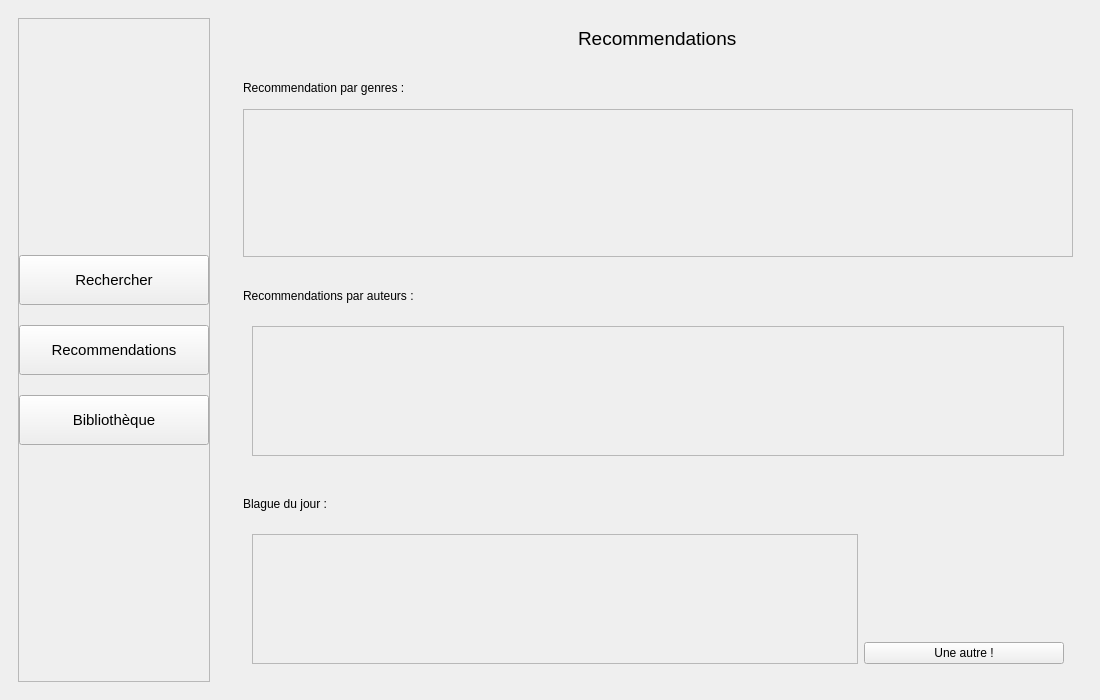
This is src/ui/MainWindow.ui in Didiloy/python_librairy_app as Qt 5 draws it before an edit. The edited form follows.
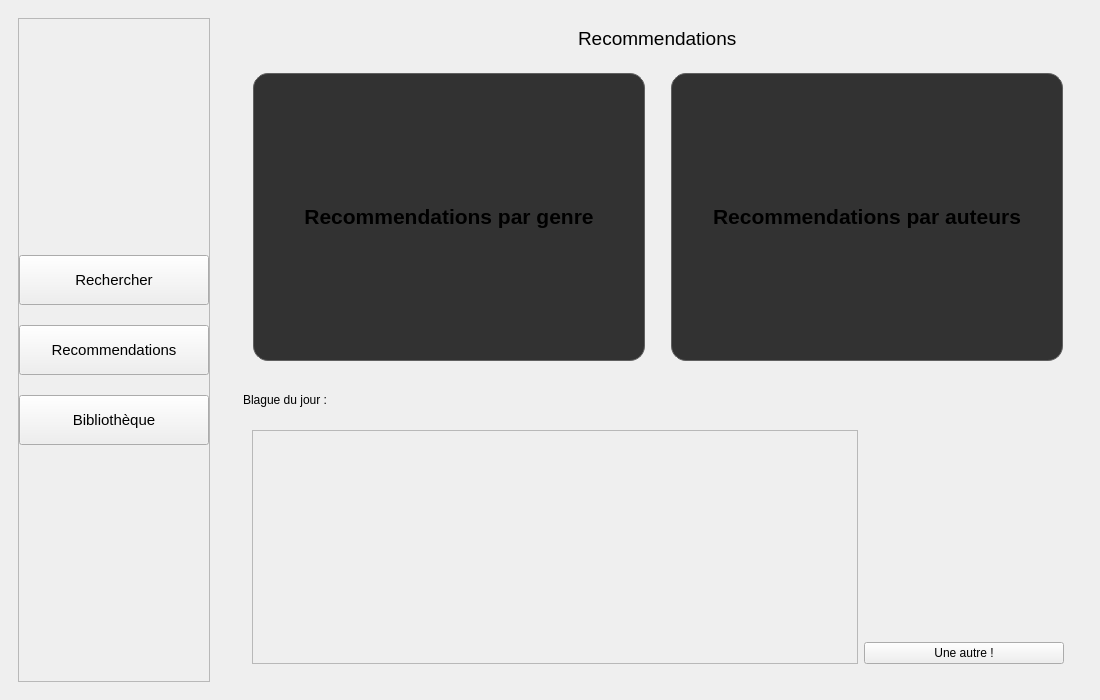
This is the edited form. The open tabs and pages were chosen to show the change. Icons and pictures are not drawn.

Commit message: modify: changement de l'affichage du panel des recommandations. Ajout de boutons pour les recommendations par genre et par auteur

Patch:
```diff
--- a/src/ui/MainWindow.ui
+++ b/src/ui/MainWindow.ui
@@ -459,123 +459,7 @@
             </property>
            </widget>
           </item>
-          <item row="1" column="0">
-           <widget class="QWidget" name="widgetRecommendationGenre" native="true">
-            <layout class="QVBoxLayout" name="verticalLayout_12">
-             <item>
-              <widget class="QLabel" name="labelRecommendationParGenre">
-               <property name="sizePolicy">
-                <sizepolicy hsizetype="Preferred" vsizetype="Maximum">
-                 <horstretch>0</horstretch>
-                 <verstretch>0</verstretch>
-                </sizepolicy>
-               </property>
-               <property name="maximumSize">
-                <size>
-                 <width>16777215</width>
-                 <height>30</height>
-                </size>
-               </property>
-               <property name="text">
-                <string>Recommendation par genres :</string>
-               </property>
-              </widget>
-             </item>
-             <item>
-              <widget class="QScrollArea" name="scrollAreaRecommendationGenre">
-               <property name="sizePolicy">
-                <sizepolicy hsizetype="Preferred" vsizetype="Preferred">
-                 <horstretch>0</horstretch>
-                 <verstretch>0</verstretch>
-                </sizepolicy>
-               </property>
-               <property name="maximumSize">
-                <size>
-                 <width>16777215</width>
-                 <height>150</height>
-                </size>
-               </property>
-               <property name="widgetResizable">
-                <bool>true</bool>
-               </property>
-               <widget class="QWidget" name="scrollAreaRecommendationGenreContent">
-                <property name="geometry">
-                 <rect>
-                  <x>0</x>
-                  <y>0</y>
-                  <width>826</width>
-                  <height>145</height>
-                 </rect>
-                </property>
-                <layout class="QGridLayout" name="gridLayout_4"/>
-               </widget>
-              </widget>
-             </item>
-            </layout>
-           </widget>
-          </item>
           <item row="2" column="0">
-           <widget class="QWidget" name="widgetRecommendationParAuteur" native="true">
-            <layout class="QVBoxLayout" name="verticalLayout_11">
-             <item>
-              <widget class="QLabel" name="label">
-               <property name="sizePolicy">
-                <sizepolicy hsizetype="Preferred" vsizetype="Maximum">
-                 <horstretch>0</horstretch>
-                 <verstretch>0</verstretch>
-                </sizepolicy>
-               </property>
-               <property name="maximumSize">
-                <size>
-                 <width>16777215</width>
-                 <height>30</height>
-                </size>
-               </property>
-               <property name="text">
-                <string>Recommendations par auteurs :</string>
-               </property>
-              </widget>
-             </item>
-             <item>
-              <widget class="QWidget" name="widgetCrollAreaRecommendationAuteur" native="true">
-               <layout class="QHBoxLayout" name="horizontalLayout_3">
-                <item>
-                 <widget class="QScrollArea" name="scrollAreaRecommendationAuteur">
-                  <property name="sizePolicy">
-                   <sizepolicy hsizetype="Expanding" vsizetype="Maximum">
-                    <horstretch>0</horstretch>
-                    <verstretch>0</verstretch>
-                   </sizepolicy>
-                  </property>
-                  <property name="maximumSize">
-                   <size>
-                    <width>16777215</width>
-                    <height>150</height>
-                   </size>
-                  </property>
-                  <property name="widgetResizable">
-                   <bool>true</bool>
-                  </property>
-                  <widget class="QWidget" name="scrollAreaRecommendationAuteurContent">
-                   <property name="geometry">
-                    <rect>
-                     <x>0</x>
-                     <y>0</y>
-                     <width>808</width>
-                     <height>128</height>
-                    </rect>
-                   </property>
-                   <layout class="QGridLayout" name="gridLayout_3"/>
-                  </widget>
-                 </widget>
-                </item>
-               </layout>
-              </widget>
-             </item>
-            </layout>
-           </widget>
-          </item>
-          <item row="3" column="0">
            <widget class="QWidget" name="widgetBlague" native="true">
             <property name="sizePolicy">
              <sizepolicy hsizetype="Preferred" vsizetype="Preferred">
@@ -635,7 +519,7 @@
                      <x>0</x>
                      <y>0</y>
                      <width>602</width>
-                     <height>127</height>
+                     <height>231</height>
                     </rect>
                    </property>
                    <layout class="QGridLayout" name="gridLayout_6">
@@ -699,6 +583,128 @@
             </layout>
            </widget>
           </item>
+          <item row="1" column="0">
+           <widget class="QWidget" name="widgetFramesRecommendations" native="true">
+            <layout class="QGridLayout" name="gridLayout_3">
+             <item row="0" column="0">
+              <widget class="QFrame" name="frameRecommendationGenre">
+               <property name="styleSheet">
+                <string notr="true">QFrame {
+	border: 1px solid #606060;
+	border-radius: 15px;
+	background-color: #323232;
+	margin: 0px 10px opx 10px;
+}
+
+QFrame:hover {
+	border: 2px solid white;
+}</string>
+               </property>
+               <property name="frameShape">
+                <enum>QFrame::StyledPanel</enum>
+               </property>
+               <property name="frameShadow">
+                <enum>QFrame::Raised</enum>
+               </property>
+               <layout class="QGridLayout" name="gridLayout_4">
+                <item row="0" column="0">
+                 <widget class="QPushButton" name="buttonRecommendationGenre">
+                  <property name="font">
+                   <font>
+                    <pointsize>16</pointsize>
+                    <weight>75</weight>
+                    <bold>true</bold>
+                   </font>
+                  </property>
+                  <property name="styleSheet">
+                   <string notr="true">QPushButton{
+	background-color : #323232;
+	border-radius: 15px
+}
+
+QPushButton:hover{
+	background-color : #5a5a5a;
+}</string>
+                  </property>
+                  <property name="text">
+                   <string>Recommendations par genre</string>
+                  </property>
+                  <property name="icon">
+                   <iconset resource="../ressources.qrc">
+                    <normaloff>:/images/assets/res/romantic-novel.png</normaloff>:/images/assets/res/romantic-novel.png</iconset>
+                  </property>
+                  <property name="iconSize">
+                   <size>
+                    <width>50</width>
+                    <height>50</height>
+                   </size>
+                  </property>
+                 </widget>
+                </item>
+               </layout>
+              </widget>
+             </item>
+             <item row="0" column="1">
+              <widget class="QFrame" name="frameRecommendationAuteur">
+               <property name="styleSheet">
+                <string notr="true">QFrame {
+	border: 1px solid #606060;
+	border-radius: 15px;
+	background-color: #323232;
+	margin: 0px 10px opx 10px;
+}
+
+QFrame:hover {
+	border: 2px solid white;
+}</string>
+               </property>
+               <property name="frameShape">
+                <enum>QFrame::StyledPanel</enum>
+               </property>
+               <property name="frameShadow">
+                <enum>QFrame::Raised</enum>
+               </property>
+               <layout class="QGridLayout" name="gridLayout_7">
+                <item row="0" column="0">
+                 <widget class="QPushButton" name="buttonRecommendationAuteur">
+                  <property name="font">
+                   <font>
+                    <pointsize>16</pointsize>
+                    <weight>75</weight>
+                    <bold>true</bold>
+                   </font>
+                  </property>
+                  <property name="styleSheet">
+                   <string notr="true">QPushButton{
+	background-color : #323232;
+	border-radius: 15px
+}
+
+QPushButton:hover{
+	background-color : #5a5a5a;
+}</string>
+                  </property>
+                  <property name="text">
+                   <string>Recommendations par auteurs</string>
+                  </property>
+                  <property name="icon">
+                   <iconset resource="../ressources.qrc">
+                    <normaloff>:/images/assets/res/writer.png</normaloff>:/images/assets/res/writer.png</iconset>
+                  </property>
+                  <property name="iconSize">
+                   <size>
+                    <width>50</width>
+                    <height>50</height>
+                   </size>
+                  </property>
+                 </widget>
+                </item>
+               </layout>
+              </widget>
+             </item>
+            </layout>
+           </widget>
+          </item>
          </layout>
         </widget>
         <widget class="QWidget" name="bibliothequeWidget">
```
Left out of the diff: 4 changed lines with no effect on the pictures. The commit also changes 6 other files.
